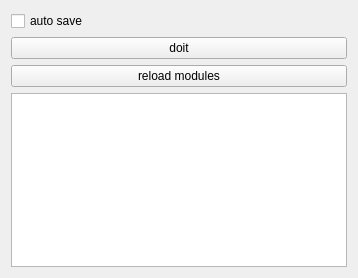
First picture: the form in version_manager/qt_docker_widget_ui.ui, repository mellowed100/Krita-Document-Version-Manager, before the edit.
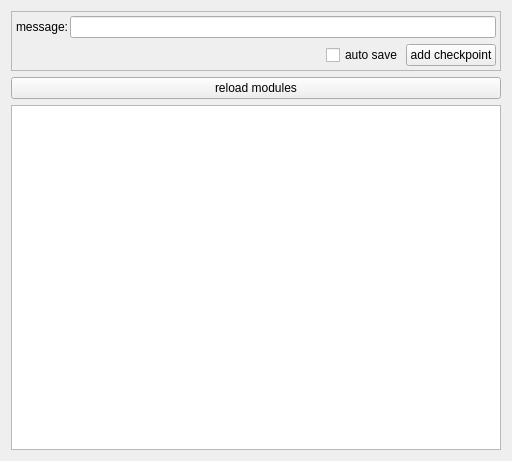
Second picture: the form after the edit.

Patch:
```diff
--- a/version_manager/qt_docker_widget_ui.ui
+++ b/version_manager/qt_docker_widget_ui.ui
@@ -6,26 +6,130 @@
    <rect>
     <x>0</x>
     <y>0</y>
-    <width>358</width>
-    <height>278</height>
+    <width>512</width>
+    <height>461</height>
    </rect>
   </property>
   <property name="windowTitle">
    <string>Form</string>
   </property>
-  <layout class="QVBoxLayout" name="verticalLayout">
+  <layout class="QVBoxLayout" name="verticalLayout_2">
    <item>
-    <widget class="QCheckBox" name="auto_save_widget">
-     <property name="text">
-      <string>auto save</string>
+    <widget class="QFrame" name="frame">
+     <property name="frameShape">
+      <enum>QFrame::StyledPanel</enum>
      </property>
-    </widget>
-   </item>
-   <item>
-    <widget class="QPushButton" name="doit_widget">
-     <property name="text">
-      <string>doit</string>
+     <property name="frameShadow">
+      <enum>QFrame::Raised</enum>
      </property>
+     <layout class="QVBoxLayout" name="verticalLayout">
+      <property name="spacing">
+       <number>2</number>
+      </property>
+      <property name="leftMargin">
+       <number>2</number>
+      </property>
+      <property name="topMargin">
+       <number>2</number>
+      </property>
+      <property name="rightMargin">
+       <number>2</number>
+      </property>
+      <property name="bottomMargin">
+       <number>2</number>
+      </property>
+      <item>
+       <widget class="QFrame" name="frame_3">
+        <property name="frameShape">
+         <enum>QFrame::NoFrame</enum>
+        </property>
+        <property name="frameShadow">
+         <enum>QFrame::Raised</enum>
+        </property>
+        <layout class="QHBoxLayout" name="horizontalLayout_2">
+         <property name="spacing">
+          <number>2</number>
+         </property>
+         <property name="leftMargin">
+          <number>2</number>
+         </property>
+         <property name="topMargin">
+          <number>2</number>
+         </property>
+         <property name="rightMargin">
+          <number>2</number>
+         </property>
+         <property name="bottomMargin">
+          <number>2</number>
+         </property>
+         <item>
+          <widget class="QLabel" name="label">
+           <property name="text">
+            <string>message:</string>
+           </property>
+          </widget>
+         </item>
+         <item>
+          <widget class="QLineEdit" name="checkpoint_msg"/>
+         </item>
+        </layout>
+       </widget>
+      </item>
+      <item>
+       <widget class="QFrame" name="frame_2">
+        <property name="frameShape">
+         <enum>QFrame::NoFrame</enum>
+        </property>
+        <property name="frameShadow">
+         <enum>QFrame::Raised</enum>
+        </property>
+        <layout class="QHBoxLayout" name="horizontalLayout">
+         <property name="spacing">
+          <number>2</number>
+         </property>
+         <property name="leftMargin">
+          <number>2</number>
+         </property>
+         <property name="topMargin">
+          <number>2</number>
+         </property>
+         <property name="rightMargin">
+          <number>2</number>
+         </property>
+         <property name="bottomMargin">
+          <number>2</number>
+         </property>
+         <item>
+          <spacer name="horizontalSpacer">
+           <property name="orientation">
+            <enum>Qt::Horizontal</enum>
+           </property>
+           <property name="sizeHint" stdset="0">
+            <size>
+             <width>282</width>
+             <height>20</height>
+            </size>
+           </property>
+          </spacer>
+         </item>
+         <item>
+          <widget class="QCheckBox" name="autosave">
+           <property name="text">
+            <string>auto save</string>
+           </property>
+          </widget>
+         </item>
+         <item>
+          <widget class="QPushButton" name="add_checkpoint_btn">
+           <property name="text">
+            <string>add checkpoint</string>
+           </property>
+          </widget>
+         </item>
+        </layout>
+       </widget>
+      </item>
+     </layout>
     </widget>
    </item>
    <item>
```
